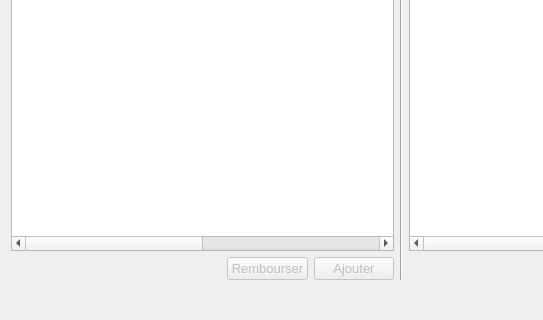
Before: the Qt Designer form GUI/facturation.ui in samueldrouin/PyGuide, drawn with Qt 5; both pictures show x 0 to 543 and y 280 to 600 of the 1200 by 600 pixel window.
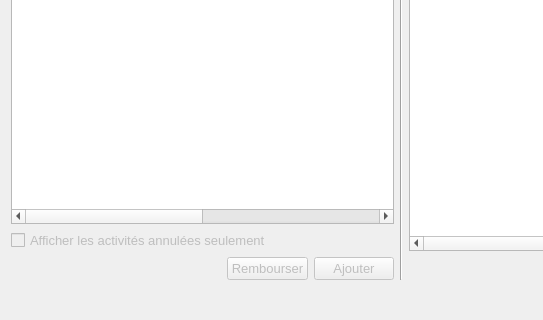
After: the same form once the commit is applied.

Commit message: Ajout de la possibilité de rembourses des activités annulées

What changed in the file:
```diff
--- a/GUI/facturation.ui
+++ b/GUI/facturation.ui
@@ -347,6 +347,20 @@
          </column>
         </widget>
        </item>
+       <item>
+        <layout class="QHBoxLayout" name="horizontalLayout_8">
+         <item>
+          <widget class="QCheckBox" name="chk_annule">
+           <property name="enabled">
+            <bool>false</bool>
+           </property>
+           <property name="text">
+            <string>Afficher les activités annulées seulement</string>
+           </property>
+          </widget>
+         </item>
+        </layout>
+       </item>
        <item>
         <layout class="QHBoxLayout" name="horizontalLayout_7">
          <item>
```
The commit also changes 2 other files.
